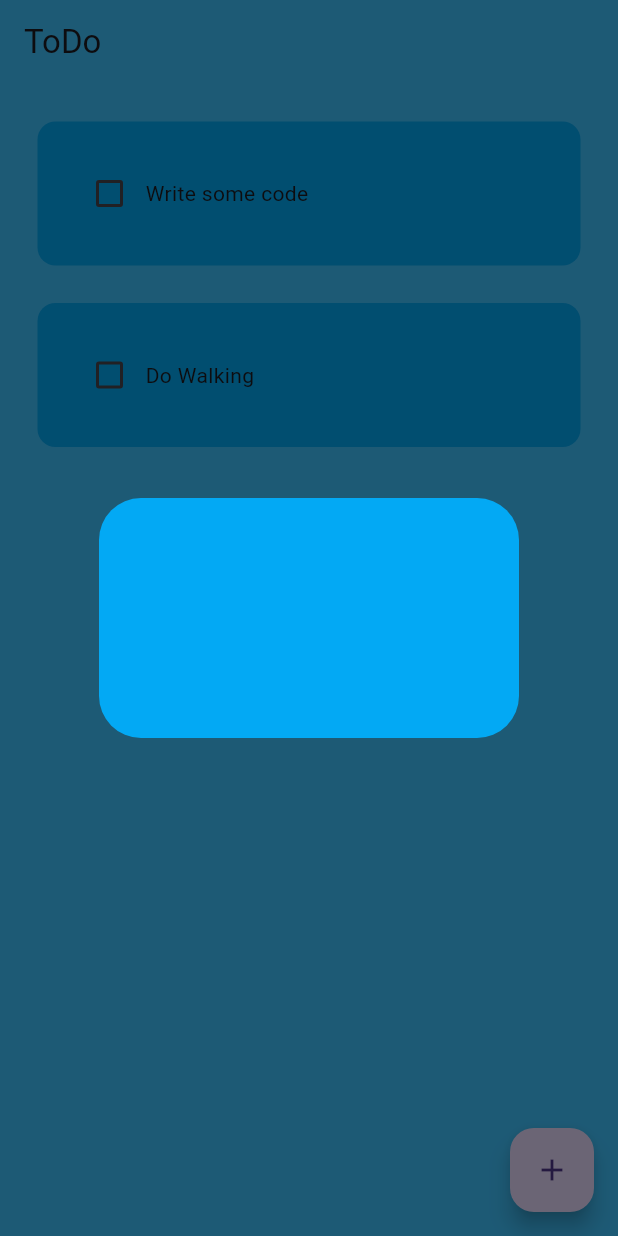
After one commit to alexmortelsison/ToDoApp, a Flutter app: the screen it shows after launch, after a tap on the "add" icon, on a phone screen of 412 x 824 dp. The commit adds this screen. Run offline on Flutter 3.47's test engine with Material 3 defaults, Android fonts, the phone set to English and light mode, and no system bars.

Commit message:
updated dialog_box

```diff
--- a/lib/pages/home_page.dart
+++ b/lib/pages/home_page.dart
@@ -1,4 +1,5 @@
 import 'package:flutter/material.dart';
+import 'package:todo_app/util/dialog_box.dart';
 import 'package:todo_app/util/todo_tile.dart';
 
 class HomePage extends StatefulWidget {
@@ -20,6 +21,10 @@ class _HomePageState extends State<HomePage> {
     });
   }
 
+  void createNewTask() {
+    showDialog(context: context, builder: (context) => const DialogBox());
+  }
+
   @override
   Widget build(BuildContext context) {
     return Scaffold(
@@ -27,6 +32,10 @@ class _HomePageState extends State<HomePage> {
       appBar: AppBar(
         backgroundColor: Colors.transparent,
         title: const Text('ToDo'),
+      ),
+      floatingActionButton: FloatingActionButton(
+        onPressed: createNewTask,
+        child: const Icon(Icons.add),
       ),
       body: ListView.builder(
         itemCount: toDoList.length,
--- /dev/null
+++ b/lib/util/dialog_box.dart
@@ -0,0 +1,14 @@
+import 'package:flutter/material.dart';
+import 'package:flutter/widgets.dart';
+
+class DialogBox extends StatelessWidget {
+  const DialogBox({super.key});
+
+  @override
+  Widget build(BuildContext context) {
+    return AlertDialog(
+      backgroundColor: Colors.lightBlue,
+      content: Container(height: 120),
+    );
+  }
+}
```
